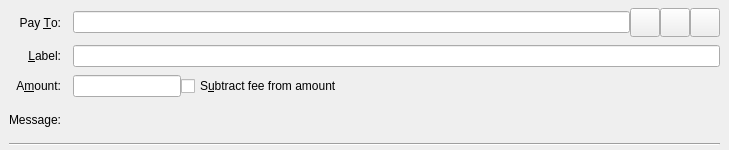
Qt form src/qt/forms/sendcoinsentry.ui (bitfinitechain/bitfinite-core) before a commit.
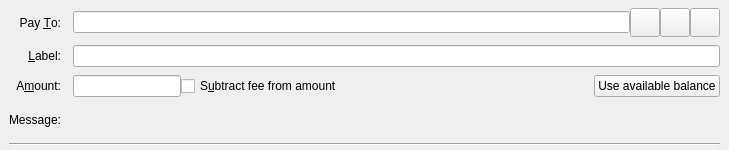
The same form after that commit. Icons and pictures are not drawn. Custom widgets are drawn as their Qt base class.

Commit message:
[qt] Add use available balance in send coins dialog
Summary: Backport of Core PR #11316. (Commit d052e38)

Test Plan:
  make VERBOSE=1 check

Then test the gui.

Reviewers: #bitcoin_abc, deadalnix

Reviewed By: #bitcoin_abc, deadalnix

Subscribers: deadalnix, jasonbcox, teamcity

Diff of the .ui file:
```diff
--- a/src/qt/forms/sendcoinsentry.ui
+++ b/src/qt/forms/sendcoinsentry.ui
@@ -163,7 +163,7 @@
      </widget>
     </item>
     <item row="2" column="1">
-     <layout class="QHBoxLayout" name="horizontalLayoutAmount" stretch="0,1">
+     <layout class="QHBoxLayout" name="horizontalLayoutAmount" stretch="0,1,0">
       <item>
        <widget class="BitcoinAmountField" name="payAmount"/>
       </item>
@@ -177,6 +177,13 @@
         </property>
        </widget>
       </item>
+      <item>
+       <widget class="QPushButton" name="useAvailableBalanceButton">
+        <property name="text">
+         <string>Use available balance</string>
+        </property>
+       </widget>
+      </item>
      </layout>
     </item>
     <item row="3" column="0">
```
The commit also changes 4 other files.
